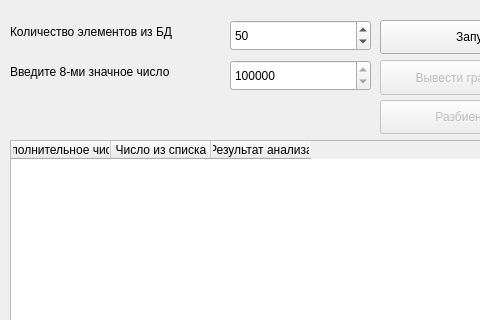
Adelaaas/Guess_the_numbers, file MainWindow.ui: the form before one commit; both pictures show x 0 to 480 and y 0 to 320 of the 641 by 453 pixel window.
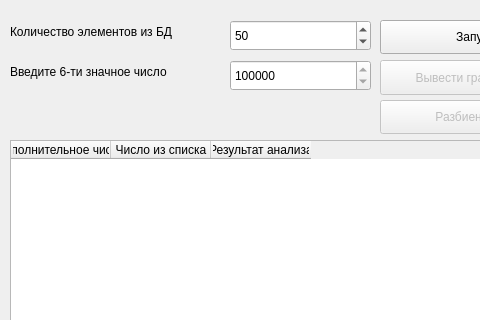
The form after the commit.

Commit message: Поправка интерфейса на ветер (заменил 8ми значное 6ти значным числом)

Diff of the .ui file:
```diff
--- a/MainWindow.ui
+++ b/MainWindow.ui
@@ -53,7 +53,7 @@
      </rect>
     </property>
     <property name="text">
-     <string>Введите 8-ми значное число</string>
+     <string>Введите 6-ти значное число</string>
     </property>
    </widget>
    <widget class="QPushButton" name="kmeansPushButton">
```
Left out of the diff: 6 changed lines with no effect on the pictures. The commit also changes 1 other file.
